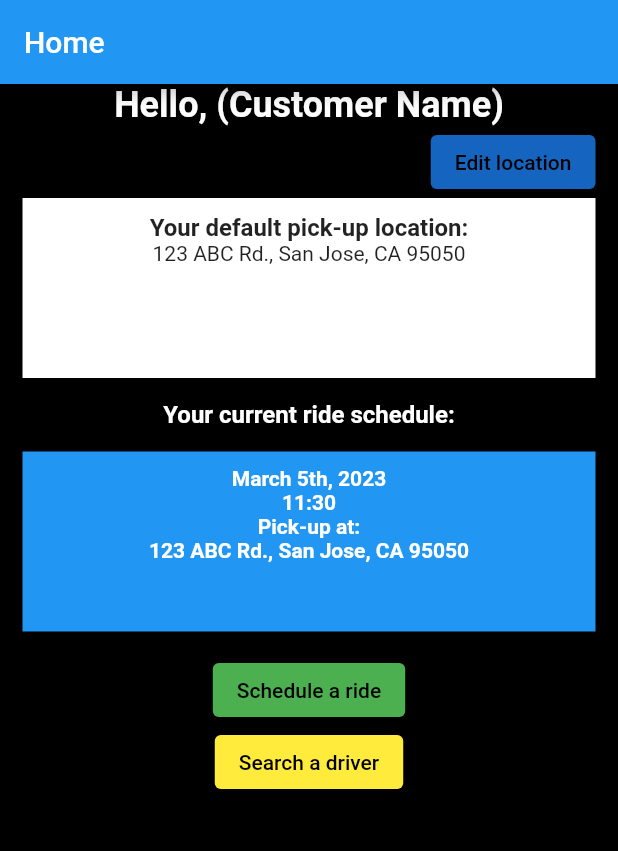
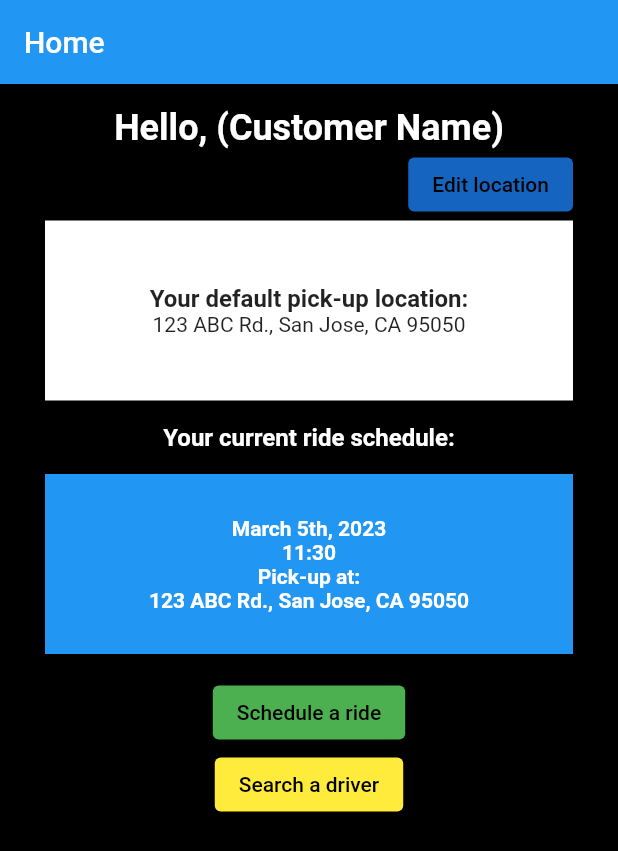
Before and after one commit to daniellee97/Sharide_dart, a Flutter app: the screen it shows after launch, on a phone screen of 412 x 824 dp. Shown: the top 851 px of the screen. Run offline on Flutter 3.47's test engine with Material 2 defaults, Android fonts, the phone set to English and light mode, and no system bars.

Commit message:
Edited a few minor designs

```diff
--- a/sharideapp/lib/homeSreen.dart
+++ b/sharideapp/lib/homeSreen.dart
@@ -6,6 +6,7 @@ class HomeScreen extends StatelessWidget {
     return Scaffold(
         appBar: AppBar(title: Text('Home')),
         body: Container(
+            padding: EdgeInsets.all(15),
             color: Colors.black,
             child: Column(
               children: [
@@ -31,13 +32,14 @@ class HomeScreen extends StatelessWidget {
                   ),
                 ),
                 Container(
-                    alignment: Alignment.center,
                     width: double.infinity,
                     height: 120,
                     margin: EdgeInsets.symmetric(horizontal: 15),
                     padding: EdgeInsets.all(10),
                     color: Colors.white,
                     child: Column(
+                      mainAxisAlignment: MainAxisAlignment.center,
+                      crossAxisAlignment: CrossAxisAlignment.center,
                       children: [
                         Text(
                           'Your default pick-up location:',
@@ -67,6 +69,8 @@ class HomeScreen extends StatelessWidget {
                         padding: EdgeInsets.all(10),
                         decoration: BoxDecoration(color: Colors.blue),
                         child: Column(
+                          mainAxisAlignment: MainAxisAlignment.center,
+                          crossAxisAlignment: CrossAxisAlignment.center,
                           children: [
                             Text(
                               'March 5th, 2023',
```
